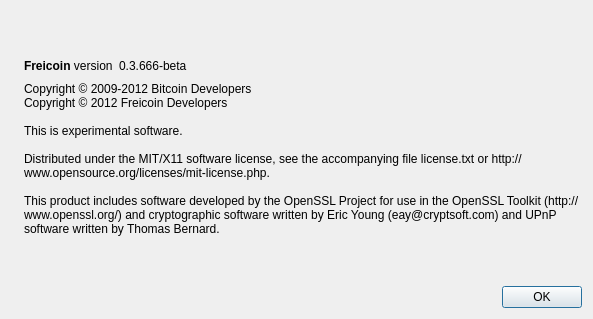
jlay11/sharecoin, file src/qt/forms/aboutdialog.ui: the form before one commit.
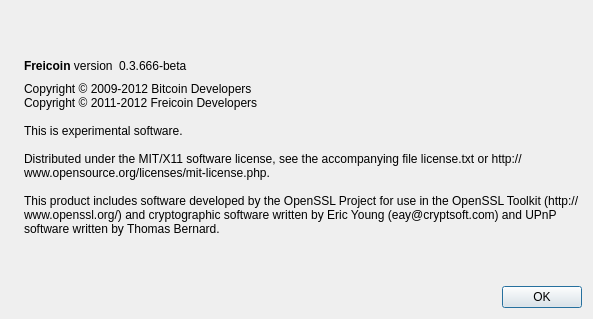
The form after the commit. Icons and pictures are not drawn.

Commit message: Work started on this branch back in 2011, not 2012 :)

What changed in the file:
```diff
--- a/src/qt/forms/aboutdialog.ui
+++ b/src/qt/forms/aboutdialog.ui
@@ -95,7 +95,7 @@
        </property>
        <property name="text">
         <string>Copyright © 2009-2012 Bitcoin Developers
-Copyright © 2012 Freicoin Developers
+Copyright © 2011-2012 Freicoin Developers
 
 This is experimental software.
 
```
